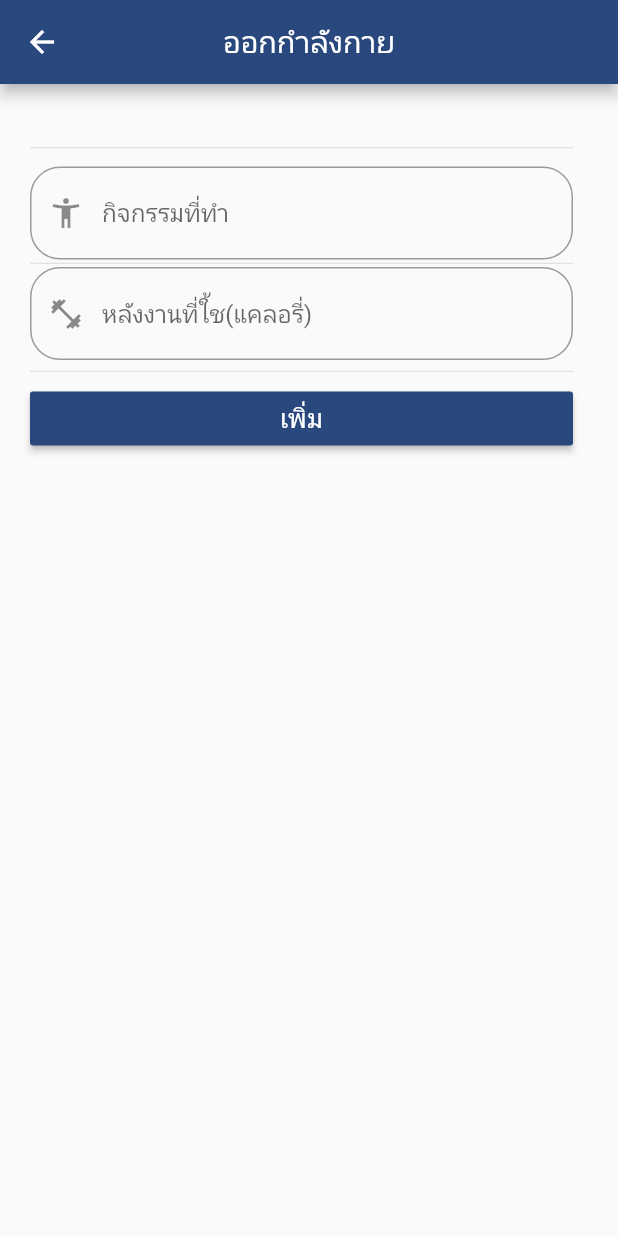
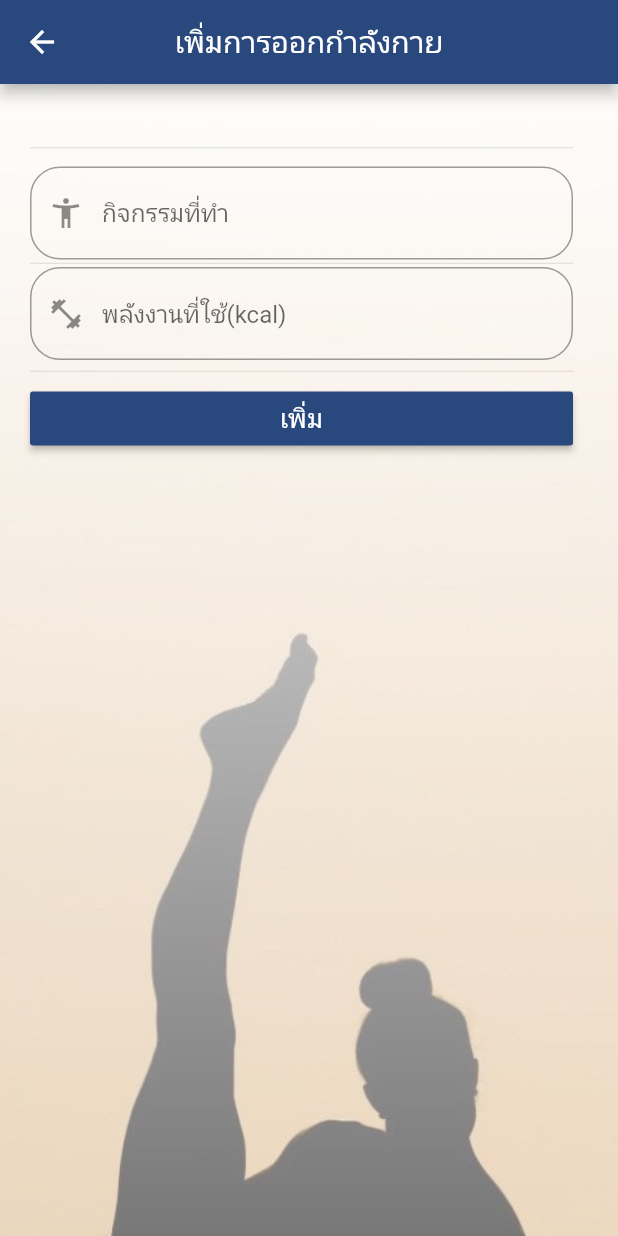
Before and after one commit to prapawity/Mobile_Project, a Flutter app: the exercise screen opened by its route, on a phone screen of 412 x 824 dp. Run offline on Flutter 3.47's test engine with Material 2 defaults, Android fonts, the phone set to English and light mode, and no system bars; our stand-ins replace cloud_firestore, datetime_picker_formfield, firebase_auth, firebase_storage, flutter_map, image_cropper and 7 more; missing offline and left inert: flutter_circular_chart, flutter_cupertino_date_picker, image_picker_saver; accounts and stored records are empty; Roboto replaces fonts that are missing (Sukhumvit).

Commit message:
update bg exercise

```diff
--- a/lib/ui/exercise.dart
+++ b/lib/ui/exercise.dart
@@ -15,9 +15,16 @@ class exercise extends StatelessWidget {
   Widget build(BuildContext context) {
     String _name;
     String _cal;
-    return Scaffold(
+    return Container(
+      decoration: BoxDecoration(
+        image: new DecorationImage(
+        image: new AssetImage("resource/bg6.jpg"),
+        fit: BoxFit.cover,
+      )),
+      child: Scaffold(
+        backgroundColor: Colors.transparent,
         appBar: AppBar(
-        title: Text('ออกกำลังกาย'),
+          title: Text('เพิ่มการออกกำลังกาย'),
           centerTitle: true,
         ),
         body: Builder(
@@ -54,7 +61,7 @@ class exercise extends StatelessWidget {
                         borderRadius: new BorderRadius.circular(20.0),
                         borderSide: new BorderSide(),
                       ),
-                    hintText: "หลังงานที่ใ้ช(แคลอรี่)",
+                      hintText: "พลังงานที่ใช้(kcal)",
                       prefixIcon: Icon(Icons.fitness_center),
                     ),
                     keyboardType: TextInputType.text,
@@ -103,6 +110,7 @@ class exercise extends StatelessWidget {
           },
         ),
         // oldForm(context, _name, _cal),
+      ),
     );
   }
 
```
Also changed, not shown: resource/bg1.jpg (deleted), resource/bg6.jpg. Lines whose indentation alone changed are shown as unchanged.
